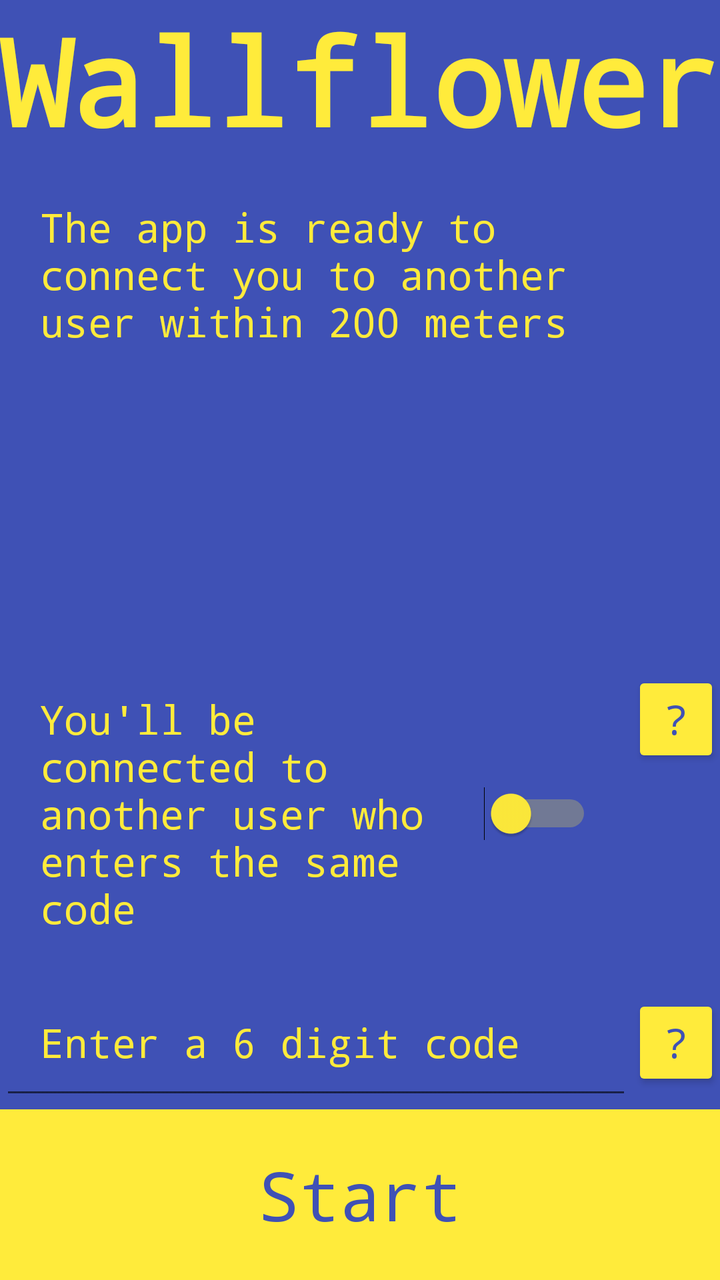
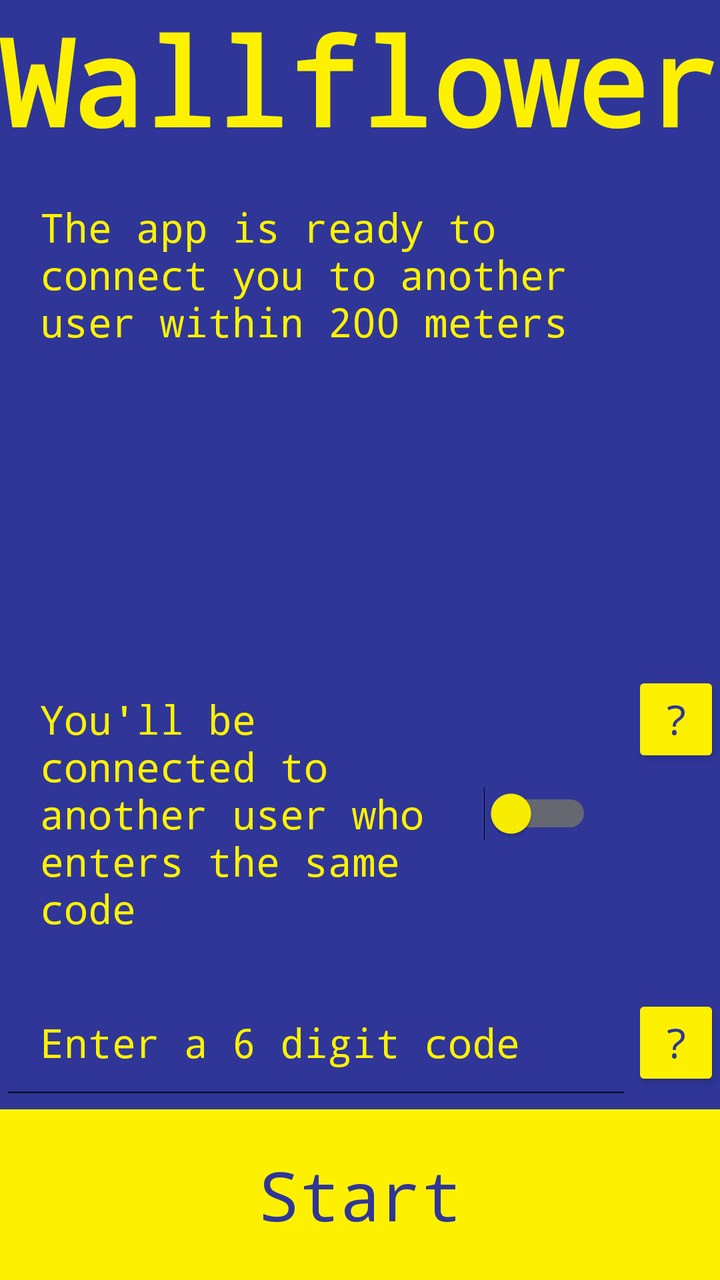

An Android layout rendered at two revisions. The XML below is the earlier revision; the diff shows what the commit changed to produce the second picture.
<!-- AndroidManifest.xml: application theme Theme.AppCompat.Light.NoActionBar -->
<!-- res/layout/activity_main.xml -->
<?xml version="1.0" encoding="utf-8"?>
<androidx.constraintlayout.widget.ConstraintLayout xmlns:android="http://schemas.android.com/apk/res/android"
    xmlns:app="http://schemas.android.com/apk/res-auto"
    xmlns:tools="http://schemas.android.com/tools"
    android:layout_width="match_parent"
    android:layout_height="match_parent"
    tools:context=".MainActivity">

    <LinearLayout
        android:id="@+id/titleLayout"
        android:layout_width="match_parent"
        android:layout_height="0dp"
        android:background="@color/dark_blue"
        android:orientation="vertical"
        app:layout_constraintBottom_toTopOf="@+id/mainLayout"
        app:layout_constraintEnd_toEndOf="parent"
        app:layout_constraintStart_toStartOf="parent"
        app:layout_constraintTop_toTopOf="parent">

        <TextView
            android:id="@+id/mainTitle"
            android:layout_width="match_parent"
            android:layout_height="wrap_content"
            android:fontFamily="monospace"
            android:text="@string/main_title"
            android:textAlignment="center"
            android:textColor="@color/yellow"
            android:textSize="60sp"
            android:textStyle="bold" />

        <TextView
            android:id="@+id/mainNotify"
            android:layout_width="match_parent"
            android:layout_height="wrap_content"
            android:fontFamily="monospace"
            android:padding="20sp"
            android:text="@string/main_label"
            android:textAlignment="textStart"
            android:textColor="@color/yellow"
            android:textSize="20sp" />
    </LinearLayout>

    <LinearLayout
        android:id="@+id/mainLayout"
        android:layout_width="0dp"
        android:layout_height="wrap_content"
        android:background="@color/dark_blue"
        android:gravity="center_horizontal"
        android:orientation="vertical"
        app:layout_constraintBottom_toBottomOf="parent"
        app:layout_constraintEnd_toEndOf="parent"
        app:layout_constraintStart_toStartOf="parent"
        app:layout_constraintTop_toBottomOf="@+id/titleLayout">

        <LinearLayout
            android:id="@+id/switchLayout"
            android:layout_width="match_parent"
            android:layout_height="wrap_content"
            android:orientation="horizontal">

            <Switch
                android:id="@+id/broadcastSwitch"
                android:layout_width="match_parent"
                android:layout_height="wrap_content"
                android:layout_weight="1"
                android:checked="false"
                android:fontFamily="monospace"
                android:onClick="toggleBroadcast"
                android:padding="20sp"
                android:text="@string/broadcast_off"
                android:textAlignment="textStart"
                android:textColor="@color/yellow"
                android:textSize="20sp"
                android:thumbTint="@color/yellow"
                android:trackTint="@color/yellow" />

            <Button
                android:id="@+id/switchInfo"
                android:layout_width="wrap_content"
                android:layout_height="wrap_content"
                android:layout_weight="1"
                android:backgroundTint="@color/yellow"
                android:fontFamily="monospace"
                android:onClick="showSwitchInfo"
                android:text="@string/info_mark"
                android:textColor="@color/dark_blue"
                android:textSize="20sp"
                tools:ignore="DuplicateSpeakableTextCheck" />
        </LinearLayout>

        <LinearLayout
            android:id="@+id/codeLayout"
            android:layout_width="match_parent"
            android:layout_height="wrap_content"
            android:orientation="horizontal">

            <EditText
                android:id="@+id/codeInput"
                android:layout_width="match_parent"
                android:layout_height="wrap_content"
                android:layout_weight="1"
                android:fontFamily="monospace"
                android:hint="@string/code_hint"
                android:inputType="numberPassword"
                android:maxLength="6"
                android:padding="20sp"
                android:textAlignment="textStart"
                android:textColor="@color/yellow"
                android:textColorHint="@color/yellow"
                android:textSize="20sp"
                android:importantForAutofill="no" />

            <Button
                android:id="@+id/codeInfo"
                android:layout_width="wrap_content"
                android:layout_height="wrap_content"
                android:layout_weight="1"
                android:backgroundTint="@color/yellow"
                android:fontFamily="monospace"
                android:onClick="showCodeInfo"
                android:text="@string/info_mark"
                android:textColor="@color/dark_blue"
                android:textSize="20sp" />
        </LinearLayout>

        <Button
            android:id="@+id/discoverButton"
            android:layout_width="match_parent"
            android:layout_height="wrap_content"
            android:background="@color/yellow"
            android:fontFamily="monospace"
            android:onClick="discover"
            android:padding="20sp"
            android:text="@string/discover_button"
            android:textAllCaps="false"
            android:textColor="@color/dark_blue"
            android:textSize="34sp" />

        <Button
            android:id="@+id/cancelButton"
            android:layout_width="match_parent"
            android:layout_height="wrap_content"
            android:background="@color/yellow"
            android:fontFamily="monospace"
            android:onClick="cancelDiscover"
            android:padding="20sp"
            android:text="@string/cancel_button"
            android:textAllCaps="false"
            android:textColor="@color/dark_blue"
            android:textSize="34sp"
            android:visibility="gone" />

    </LinearLayout>

</androidx.constraintlayout.widget.ConstraintLayout>
<!-- resources referenced by this layout -->
<resources>
  <color name="dark_blue">#FF3F51B5</color>
  <color name="yellow">#FFFFEB3B</color>
  <string name="broadcast_off">You\'ll be connected to another user who enters the same code</string>
  <string name="cancel_button">Stop</string>
  <string name="code_hint">Enter a 6 digit code</string>
  <string name="discover_button">Start</string>
  <string name="info_mark">\?</string>
  <string name="main_label">The app is ready to connect you to another user within 200 meters</string>
  <string name="main_title">Wallflower</string>
</resources>

<!-- the commit's change to res/layout/activity_main.xml (unified diff, before → after) -->
@@ -65,7 +65,6 @@
                 android:layout_weight="1"
                 android:checked="false"
                 android:fontFamily="monospace"
-                android:onClick="toggleBroadcast"
                 android:padding="20sp"
                 android:text="@string/broadcast_off"
                 android:textAlignment="textStart"
<!-- resource entries referenced after the edit -->
@@ -1,7 +1,7 @@
 <!-- resources referenced by this layout -->
 <resources>
-  <color name="dark_blue">#FF3F51B5</color>
-  <color name="yellow">#FFFFEB3B</color>
+  <color name="dark_blue">#FF2F3698</color>
+  <color name="yellow">#FFFDF101</color>
   <string name="broadcast_off">You\'ll be connected to another user who enters the same code</string>
   <string name="cancel_button">Stop</string>
   <string name="code_hint">Enter a 6 digit code</string>
